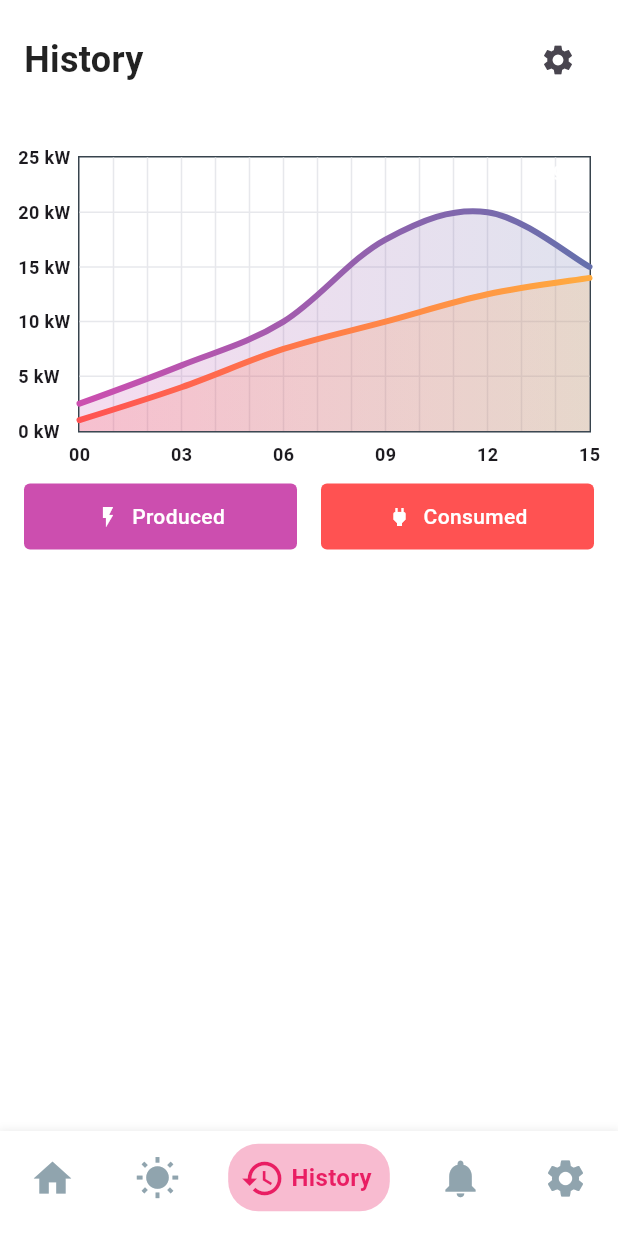
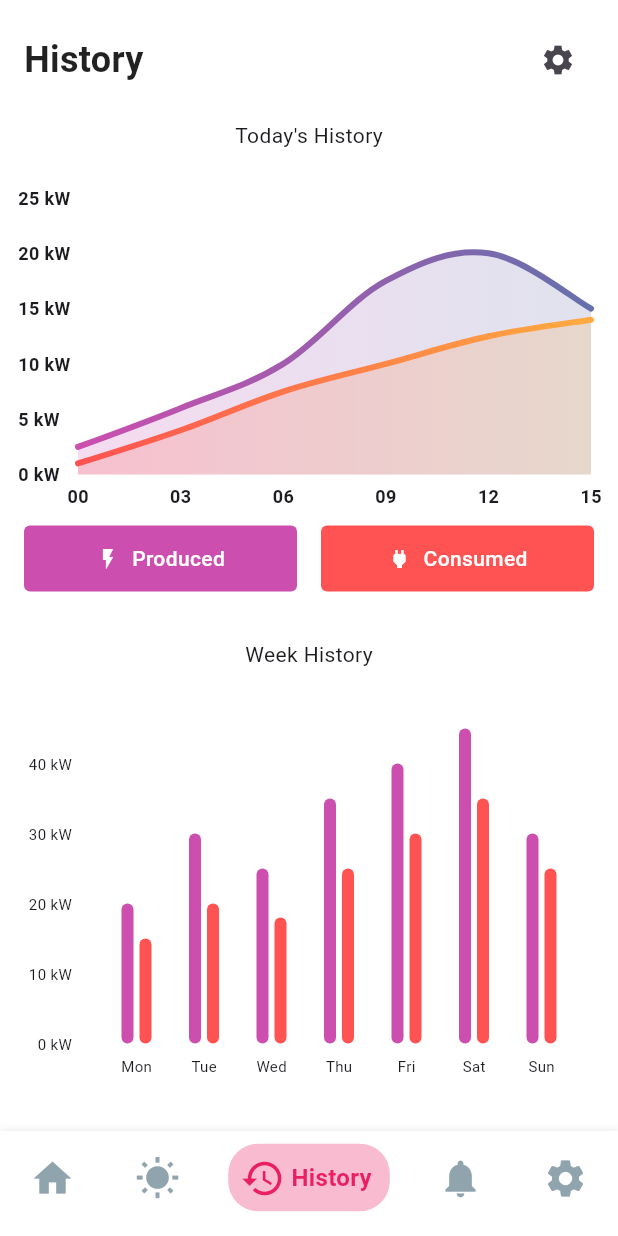
Before and after one commit to 7aku8/pv-forecast, a Flutter app: the screen it shows after launch, swiped to page 3, on a phone screen of 412 x 824 dp. Run offline on Flutter 3.47's test engine with Material 3 defaults, Android fonts, the light colour scheme and no system bars; drawn by our look-alikes of fl_chart; our stand-ins replace bloc, equatable, flutter_bloc, nb_utils; generated files the repository leaves out were written again.

Commit message:
bar chart

```diff
--- a/lib/components/history_linear_chart.dart
+++ b/lib/components/history_linear_chart.dart
@@ -138,18 +138,7 @@ class _HistoryLinearChartState extends State<HistoryLinearChart> {
 
   LineChartData mainData() {
     return LineChartData(
-      gridData: FlGridData(
-        horizontalInterval: 1,
-        verticalInterval: 1,
-        getDrawingHorizontalLine: (value) => const FlLine(
-          color: Color(0xffe7e8ec),
-          strokeWidth: 1,
-        ),
-        getDrawingVerticalLine: (value) => const FlLine(
-          color: Color(0xffe7e8ec),
-          strokeWidth: 1,
-        ),
-      ),
+      gridData: FlGridData(show: false),
       titlesData: FlTitlesData(
         rightTitles: const AxisTitles(),
         topTitles: const AxisTitles(),
@@ -171,8 +160,7 @@ class _HistoryLinearChartState extends State<HistoryLinearChart> {
         ),
       ),
       borderData: FlBorderData(
-        show: true,
-        border: Border.all(color: const Color(0xff37434d)),
+        show: false,
       ),
       minX: 0,
       maxX: 15,
--- /dev/null
+++ b/lib/components/weekly_bar_chart.dart
@@ -0,0 +1,134 @@
+import 'package:flutter/material.dart';
+import 'package:fl_chart/fl_chart.dart';
+import 'package:pv_forecast/utils/colors.dart';
+
+class WeeklyBarChart extends StatelessWidget {
+  const WeeklyBarChart({super.key});
+
+  @override
+  Widget build(BuildContext context) {
+    return Padding(
+      padding: const EdgeInsets.all(16.0),
+      child: AspectRatio(
+        aspectRatio: 1.5,
+        child: BarChart(
+          BarChartData(
+            maxY: 50, // Adjust based on the maximum kW value
+            barGroups: _buildBarGroups(),
+            titlesData: FlTitlesData(
+              // leftTitles: AxisTitles(
+              //   sideTitles: SideTitles(
+              //     showTitles: true,
+              //     reservedSize: 40,
+              //     getTitlesWidget: (value, meta) {
+              //       return Text(
+              //         '${value.toInt()} kW',
+              //         style: const TextStyle(
+              //           color: Colors.white,
+              //           fontSize: 12,
+              //           fontWeight: FontWeight.w400,
+              //         ),
+              //       );
+              //     },
+              //   ),
+              // ),
+              bottomTitles: AxisTitles(
+                sideTitles: SideTitles(
+                  showTitles: true,
+                  getTitlesWidget: bottomTitles,
+                  reservedSize: 20,
+                ),
+              ),
+              leftTitles: AxisTitles(
+                sideTitles: SideTitles(
+                  showTitles: true,
+                  reservedSize: 40,
+                  getTitlesWidget: leftTitles,
+                ),
+              ),
+              rightTitles: const AxisTitles(),
+              topTitles: const AxisTitles(),
+            ),
+            gridData: FlGridData(show: false),
+            borderData: FlBorderData(show: false),
+            barTouchData: BarTouchData(enabled: false),
+          ),
+        ),
+      ),
+    );
+  }
+
+  Widget bottomTitles(double value, TitleMeta meta) {
+    const style = TextStyle(fontSize: 10);
+    String text;
+    switch (value.toInt()) {
+      case 0:
+        text = 'Mon';
+        break;
+      case 1:
+        text = 'Tue';
+        break;
+      case 2:
+        text = 'Wed';
+        break;
+      case 3:
+        text = 'Thu';
+        break;
+      case 4:
+        text = 'Fri';
+        break;
+      case 5:
+        text = 'Sat';
+        break;
+      case 6:
+        text = 'Sun';
+        break;
+      default:
+        text = '';
+    }
+    return SideTitleWidget(
+      meta: meta,
+      child: Text(text, style: style),
+    );
+  }
+
+  Widget leftTitles(double value, TitleMeta meta) {
+    if (value == meta.max) {
+      return Container();
+    }
+    const style = TextStyle(
+      fontSize: 10,
+    );
+    return SideTitleWidget(
+      meta: meta,
+      child: Text(
+        "${meta.formattedValue} kW",
+        style: style,
+      ),
+    );
+  }
+
+  List<BarChartGroupData> _buildBarGroups() {
+    final producedValues = [20.0, 30.0, 25.0, 35.0, 40.0, 45.0, 30.0];
+    final consumedValues = [15.0, 20.0, 18.0, 25.0, 30.0, 35.0, 25.0];
+
+    return List.generate(7, (index) {
+      return BarChartGroupData(
+        x: index,
+        barsSpace: 4,
+        barRods: [
+          BarChartRodData(
+            toY: producedValues[index],
+            color: contentColorCyan,
+            width: 8,
+          ),
+          BarChartRodData(
+            toY: consumedValues[index],
+            color: Colors.redAccent,
+            width: 8,
+          ),
+        ],
+      );
+    });
+  }
+}
--- a/lib/dashboard/view/history_view.dart
+++ b/lib/dashboard/view/history_view.dart
@@ -1,6 +1,7 @@
 import 'package:flutter/cupertino.dart';
 import 'package:pv_forecast/components/history_labels.dart';
 import 'package:pv_forecast/components/history_linear_chart.dart';
+import 'package:pv_forecast/components/weekly_bar_chart.dart';
 
 class HistoryView extends StatefulWidget {
   const HistoryView({super.key});
@@ -14,9 +15,13 @@ class _HomeViewState extends State<HistoryView> {
   Widget build(BuildContext context) {
     return const Column(
       children: [
+        Text("Today's History"),
+        SizedBox(height: 8),
         HistoryLinearChart(),
         HistoryLabels(),
         SizedBox(height: 32),
+        Text("Week History"),
+        WeeklyBarChart()
       ],
     );
   }
```
